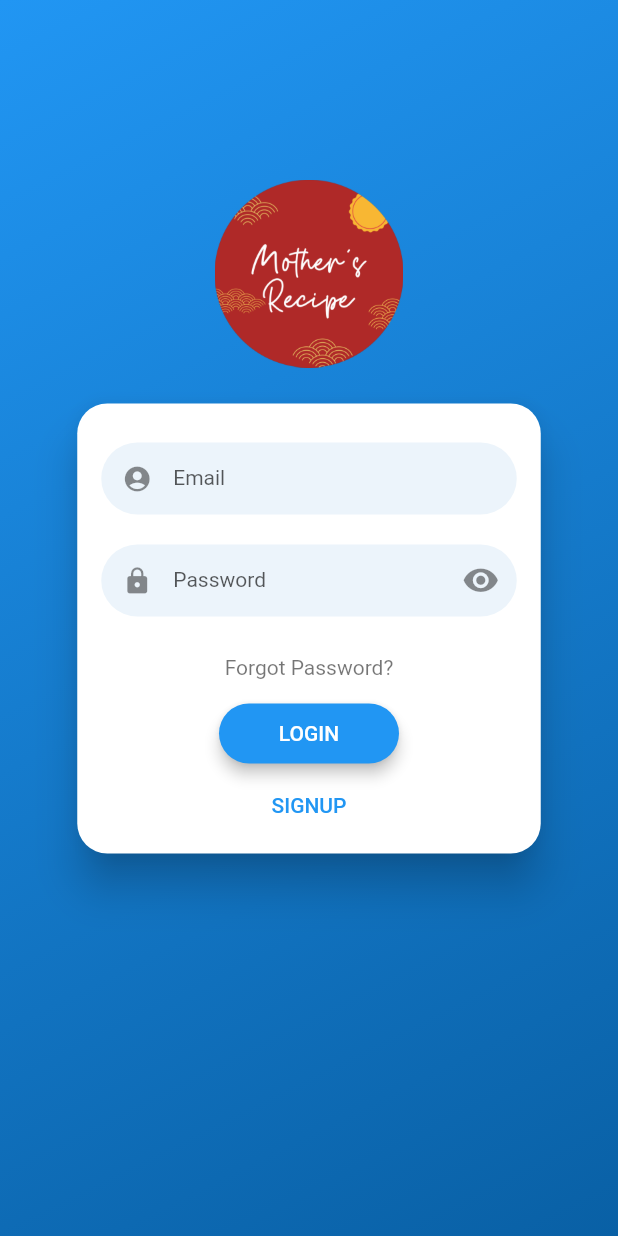
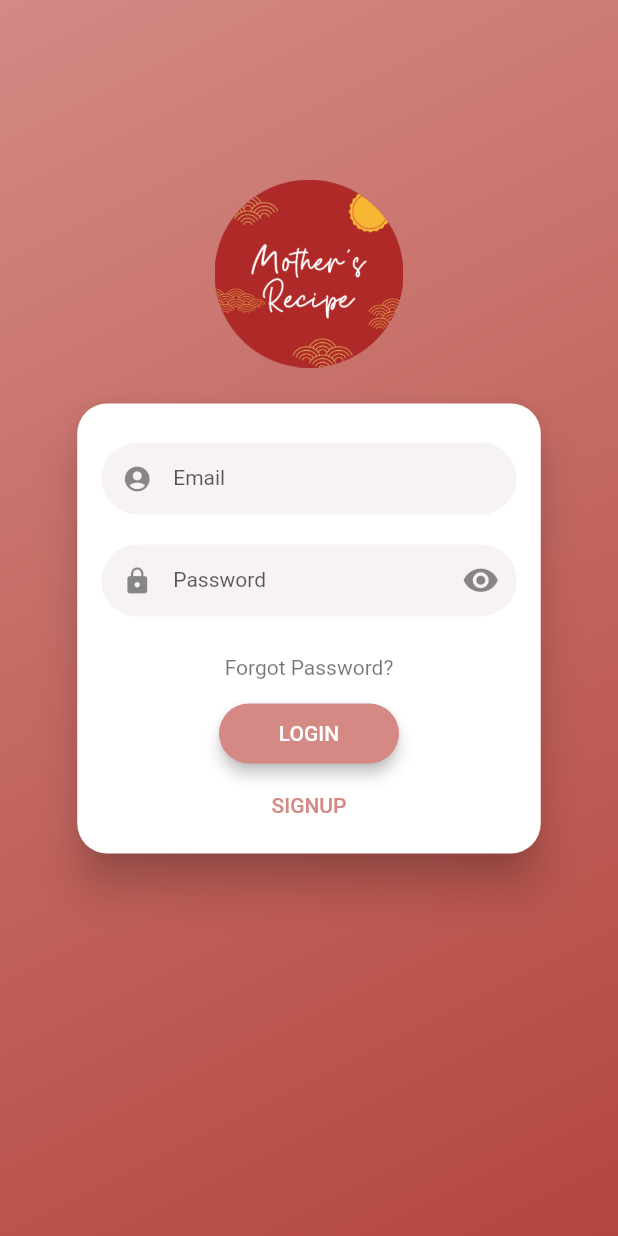
Before and after one commit to limtobias09/Food-Ordering-App-Mini-Project-, a Flutter app: the screen it shows after launch, on a phone screen of 412 x 824 dp. Run offline on Flutter 3.47's test engine with Material 2 defaults, Android fonts, the phone set to English and light mode, and no system bars; drawn by our look-alikes of flutter_login; our stand-ins replace firebase_auth, firebase_core, get; accounts and stored records are empty.

Commit message:
Mengubah Warna Background Halaman Login dan Register

```diff
--- a/food_ordering_app2/lib/main.dart
+++ b/food_ordering_app2/lib/main.dart
@@ -27,8 +27,7 @@ class MyApp extends StatelessWidget {
         Get.put(BookmarkController());
         }),
       theme: ThemeData(
-        primarySwatch: Colors.blue,
-      ),
+        primaryColor: const Color.fromARGB(255, 212, 137, 132),)
     );
   }
 }
```
